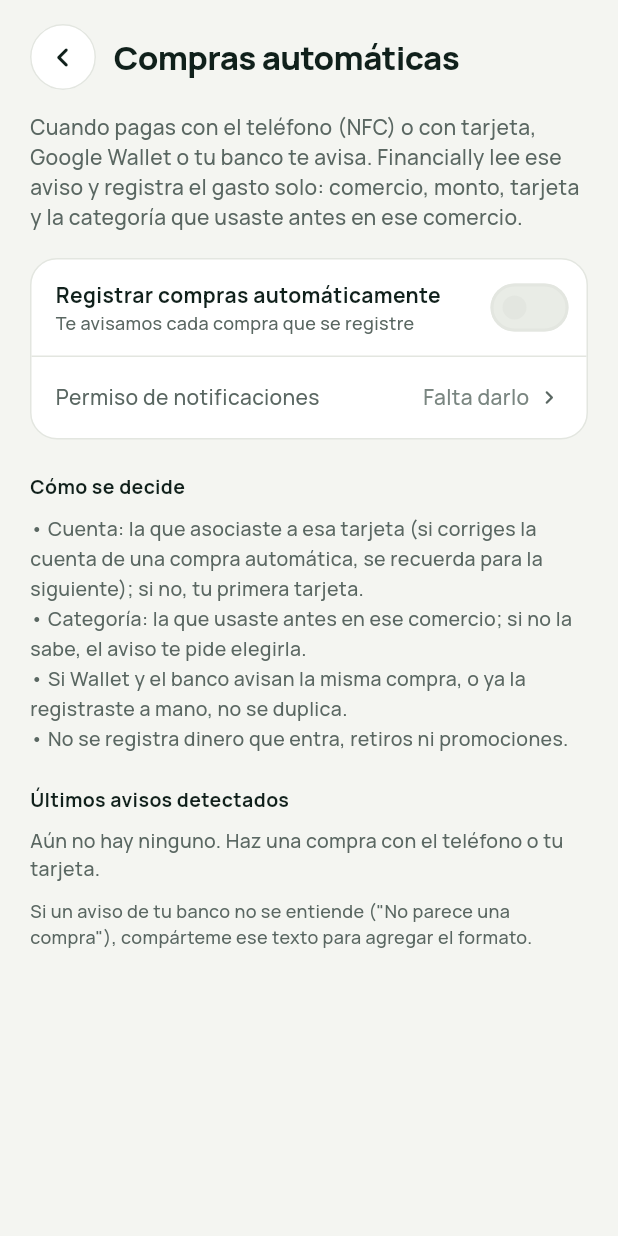
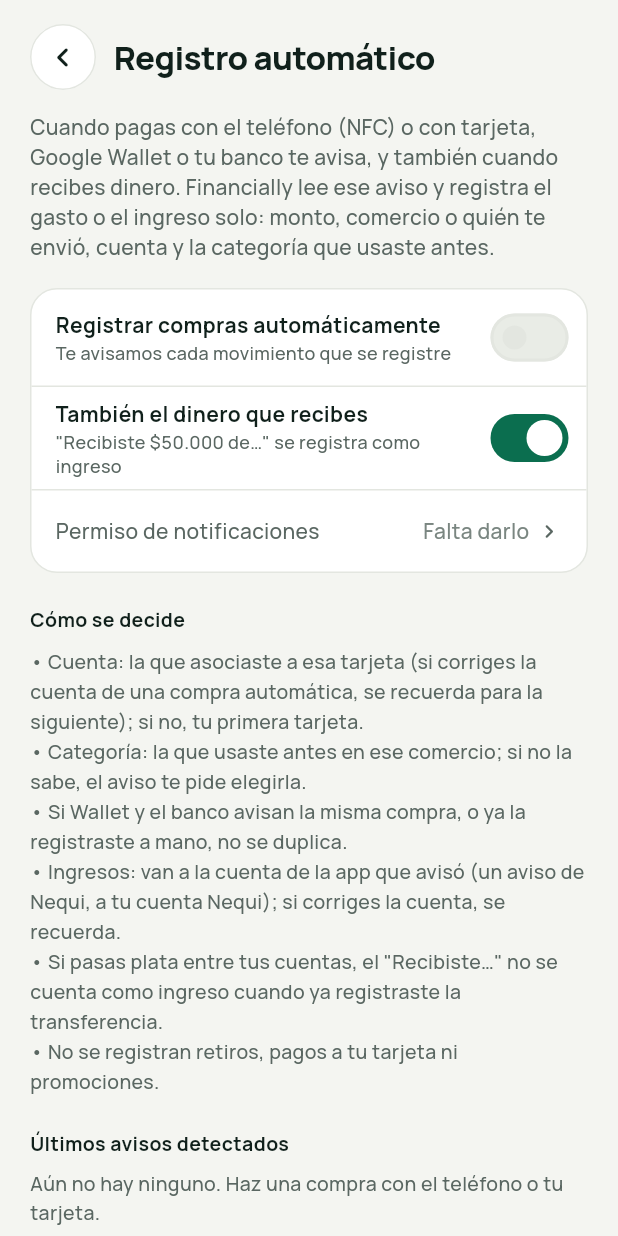
Before and after one commit to AndresFelipe23/finanzasapp, a Flutter app: the ComprasAutomaticasScreen screen opened directly, on a phone screen of 412 x 824 dp. Run offline on Flutter 3.47's test engine with Material 3 defaults, Android fonts, the phone set to English and light mode, and no system bars; our stand-ins replace device_info_plus, dio, fl_chart, flutter_dotenv, flutter_local_notifications, flutter_riverpod and 6 more; missing offline and left inert: home_widget, nfc_manager, quick_actions; accounts and stored records are empty; statements that could not run were skipped.

Commit message:
compras automaticas

```diff
--- a/lib/core/compras/compra_automatica.dart
+++ b/lib/core/compras/compra_automatica.dart
@@ -27,6 +27,7 @@ class CompraAutomatica {
 
   static const _storage = FlutterSecureStorage();
   static const _activoKey = 'comprasAutomaticas';
+  static const _ingresosKey = 'ingresosAutomaticos';
   static const _registroKey = 'comprasDetectadas';
   static const _ajustes = MethodChannel('financially/compras_ajustes');
   static final _money = NumberFormat.currency(symbol: '\$', decimalDigits: 0, locale: 'es_CO');
@@ -48,6 +49,24 @@ class CompraAutomatica {
       await _storage.write(key: _activoKey, value: '$v');
     } catch (_) {
       // Sin almacenamiento el registro automático queda apagado
+    }
+  }
+
+  /// También el dinero que entra ("Recibiste $50.000 de…"). Encendido por
+  /// defecto mientras el registro automático esté activo.
+  static Future<bool> ingresosActivos() async {
+    try {
+      return await _storage.read(key: _ingresosKey) != 'false';
+    } catch (_) {
+      return true;
+    }
+  }
+
+  static Future<void> setIngresosActivos(bool v) async {
+    try {
+      await _storage.write(key: _ingresosKey, value: '$v');
+    } catch (_) {
+      // Queda con el valor por defecto
     }
   }
 
@@ -108,13 +127,22 @@ class CompraAutomatica {
     final compra = leerCompra(paquete, titulo, texto);
     final fuente = compra?.fuente ?? paquete;
     if (compra == null) {
-      await _anotar(fuente, '$titulo · $texto', 'No parece una compra');
+      await _anotar(fuente, '$titulo · $texto', 'No parece una compra ni un ingreso');
+      return;
+    }
+    if (compra.ingreso && !await ingresosActivos()) {
+      await _anotar(fuente, '$titulo · $texto', 'Ingreso sin registrar (apagado)');
       return;
     }
 
+    final tipo = compra.ingreso ? 'INGRESO' : 'GASTO';
+    final tipoLabel = compra.ingreso ? 'Ingreso' : 'Gasto';
     final notif = NotificationService.instance;
     final montoTxt = _money.format(compra.monto);
-    final lugar = compra.comercio ?? compra.fuente ?? 'compra con tarjeta';
+    // "en Éxito" para una compra, "de Juan Perez" para un ingreso
+    final lugar = compra.comercio == null
+        ? (compra.fuente ?? (compra.ingreso ? 'dinero recibido' : 'compra con tarjeta'))
+        : '${compra.ingreso ? 'de' : 'en'} ${compra.comercio}';
     final api = ApiClient();
     if (await api.readRefreshToken() == null && !await api.hasToken()) {
       await _anotar(fuente, '$titulo · $texto', 'Sin sesión iniciada');
@@ -130,13 +158,14 @@ class CompraAutomatica {
         ),
       ).wait;
 
-      // ¿Ya está? (registrada a mano, o avisada por dos apps)
+      // ¿Ya está? Registrada a mano, avisada por dos apps, o una
+      // transferencia entre tus cuentas (Bancolombia → Nequi avisa
+      // "Recibiste…" y no es un ingreso nuevo)
       final yaEsta = trans.any((t) =>
-          t.tipoNombre == 'GASTO' &&
           (t.monto - compra.monto).abs() < 0.01 &&
           t.fechaTransaccion.difference(cuando).inMinutes.abs() <= 10);
       if (yaEsta) {
-        await _anotar(fuente, '$titulo · $texto', 'Ya estaba registrada');
+        await _anotar(fuente, '$titulo · $texto', 'Ya estaba registrado');
         return;
       }
 
@@ -147,8 +176,8 @@ class CompraAutomatica {
       }
       final cuenta = await _cuentaPara(compra, cuentas);
 
-      // Compra en otra moneda (p. ej. US$ en Netflix): se convierte a la de
-      // la cuenta y el valor original queda en las notas
+      // En otra moneda (p. ej. US$ en Netflix): se convierte a la de la
+      // cuenta y el valor original queda en las notas
       var monto = compra.monto;
       String? original;
       if (compra.moneda != null && compra.moneda != cuenta.moneda) {
@@ -159,14 +188,15 @@ class CompraAutomatica {
         }
       }
 
-      // Categoría por el comercio, como la sugerencia por nota del formulario
+      // Categoría por el comercio (o por quién envía el dinero), como la
+      // sugerencia por nota del formulario
       final validas = categoriasAll
-          .where((c) => c.activo && (c.tipo == 'GASTO' || c.tipo == 'AMBOS'))
+          .where((c) => c.activo && (c.tipo == tipo || c.tipo == 'AMBOS'))
           .map((c) => c.id)
           .toSet();
       final categoriaId = compra.comercio == null
           ? null
-          : sugerirCategoriaPorNota(compra.comercio!, 'GASTO', trans, validas);
+          : sugerirCategoriaPorNota(compra.comercio!, tipo, trans, validas);
       final categoria = categoriasAll.where((c) => c.id == categoriaId).firstOrNull;
 
       final notas = [
@@ -179,11 +209,11 @@ class CompraAutomatica {
       final creada = await TransactionsService(api).createTransaction(
         CreateTransaccionRequest(
           cuentaId: cuenta.id,
-          tipoTransaccionId: 2,
+          tipoTransaccionId: compra.ingreso ? 1 : 2,
           categoriaId: categoriaId,
           monto: monto,
           moneda: cuenta.moneda,
-          titulo: compra.comercio ?? 'Compra con tarjeta',
+          titulo: compra.comercio ?? (compra.ingreso ? 'Dinero recibido' : 'Compra con tarjeta'),
           notas: notas,
           fechaTransaccion: cuando,
         ),
@@ -191,22 +221,22 @@ class CompraAutomatica {
 
       await notif.showCompra(
         id: creada.id,
-        titulo: '✓ Gasto de ${_money.format(monto)} · $lugar',
+        titulo: '✓ $tipoLabel de ${_money.format(monto)} · $lugar',
         cuerpo: categoria != null
             ? '${categoria.nombre} · ${cuenta.nombre}. Toca para revisarlo'
             : 'Sin categoría · ${cuenta.nombre}. Toca para elegirla',
         payload: 'financially://${QuickRequest.movimiento}?id=${creada.id}',
       );
       await HomeWidgetSync.update([...trans, creada]);
-      await _anotar(fuente, '$titulo · $texto', 'Registrada: $montoTxt en $lugar');
+      await _anotar(fuente, '$titulo · $texto', '$tipoLabel registrado: $montoTxt $lugar');
     } catch (e) {
-      debugPrint('Compra automática no registrada: $e');
+      debugPrint('Registro automático falló: $e');
       await notif.showCompra(
         id: cuando.millisecondsSinceEpoch ~/ 1000,
-        titulo: 'Compra de $montoTxt en $lugar sin registrar',
-        cuerpo: 'No hubo conexión con Financially. Toca para registrarla',
+        titulo: '$tipoLabel de $montoTxt $lugar sin registrar',
+        cuerpo: 'No hubo conexión con Financially. Toca para registrarlo',
         payload: QuickRequest(
-          QuickRequest.gasto,
+          compra.ingreso ? QuickRequest.ingreso : QuickRequest.gasto,
           monto: compra.monto,
           nota: compra.comercio,
         ).encode(),
@@ -215,28 +245,52 @@ class CompraAutomatica {
     }
   }
 
-  /// La tarjeta que el usuario ya asoció a esos 4 dígitos; si no, la primera
-  /// tarjeta; si no, la última cuenta usada en gastos o la de más saldo.
+  /// Cuenta del movimiento, en este orden: la asociada a esa tarjeta (4
+  /// dígitos); la asociada a la app que avisó (Nequi → tu cuenta Nequi), o
+  /// una cuenta con ese nombre; en compras, la primera tarjeta; y si no, la
+  /// última usada para ese tipo o la de más saldo.
   static Future<Cuenta> _cuentaPara(CompraDetectada compra, List<Cuenta> cuentas) async {
+    Cuenta? porId(int? id) => cuentas.where((c) => c.id == id).firstOrNull;
+
     if (compra.ultimos4 != null) {
-      final id = await FormPrefs.getInt(FormPrefs.tarjeta(compra.ultimos4!));
-      final match = cuentas.where((c) => c.id == id).firstOrNull;
+      final match = porId(await FormPrefs.getInt(FormPrefs.tarjeta(compra.ultimos4!)));
       if (match != null) return match;
     }
-    final tarjeta = cuentas
-        .where((c) => c.tipo == 'TARJETA_CREDITO' || c.tipo == 'TARJETA_DEBITO')
-        .firstOrNull;
-    if (tarjeta != null) return tarjeta;
-    final ultima = await FormPrefs.getInt(FormPrefs.lastAccount('GASTO'));
+    final fuente = compra.fuente;
+    if (fuente != null) {
+      final match = porId(await FormPrefs.getInt(FormPrefs.fuente(fuente))) ??
+          cuentas
+              .where((c) => c.nombre.toLowerCase().contains(fuente.toLowerCase()))
+              .firstOrNull;
+      if (match != null) return match;
+    }
+    if (!compra.ingreso) {
+      final tarjeta = cuentas
+          .where((c) => c.tipo == 'TARJETA_CREDITO' || c.tipo == 'TARJETA_DEBITO')
+          .firstOrNull;
+      if (tarjeta != null) return tarjeta;
+    }
+    final ultima = porId(
+      await FormPrefs.getInt(FormPrefs.lastAccount(compra.ingreso ? 'INGRESO' : 'GASTO')),
+    );
+    if (ultima != null) return ultima;
     double saldo(Cuenta c) => c.saldoActual ?? c.saldoInicial;
-    return cuentas.where((c) => c.id == ultima).firstOrNull ??
-        (cuentas..sort((a, b) => saldo(b).compareTo(saldo(a)))).first;
+    return (cuentas..sort((a, b) => saldo(b).compareTo(saldo(a)))).first;
   }
 
-  /// Al editar un movimiento automático y cambiarle la cuenta, se recuerda
-  /// para esa tarjeta: las próximas compras con ella van a esa cuenta.
+  /// Al editar un movimiento automático y cambiarle la cuenta, se recuerda:
+  /// para esa tarjeta si traía sus 4 dígitos; si no, para la app que avisó
+  /// (Nequi, Daviplata…). Los próximos van a esa cuenta.
   static Future<void> aprenderTarjeta(String? notas, int cuentaId) async {
-    final m = RegExp(r'tarjeta \*(\d{4})').firstMatch(notas ?? '');
-    if (m != null) await FormPrefs.setInt(FormPrefs.tarjeta(m.group(1)!), cuentaId);
+    final partes = (notas ?? '').split(' · ');
+    if (partes.first != 'Registrado automáticamente') return;
+    final m = RegExp(r'^tarjeta \*(\d{4})$');
+    final tarjeta = partes.map(m.firstMatch).whereType<RegExpMatch>().firstOrNull;
+    if (tarjeta != null) {
+      await FormPrefs.setInt(FormPrefs.tarjeta(tarjeta.group(1)!), cuentaId);
+    } else if (partes.length > 1 && !RegExp(r'^[A-Z]{3} ').hasMatch(partes[1])) {
+      // partes[1] es la app ("Nequi"), salvo que sea un monto en otra moneda
+      await FormPrefs.setInt(FormPrefs.fuente(partes[1]), cuentaId);
+    }
   }
 }
--- a/lib/core/compras/compra_parser.dart
+++ b/lib/core/compras/compra_parser.dart
@@ -5,6 +5,7 @@
 class CompraDetectada {
   const CompraDetectada({
     required this.monto,
+    this.ingreso = false,
     this.moneda,
     this.comercio,
     this.ultimos4,
@@ -13,8 +14,12 @@ class CompraDetectada {
 
   final double monto;
 
+  /// true: dinero que entra ("Recibiste $50.000 de…"), no una compra.
+  final bool ingreso;
+
   /// Solo si el mensaje la dice (USD, MXN…); si no, la de la cuenta.
   final String? moneda;
+  /// Comercio de la compra, o quién envió el dinero en un ingreso.
   final String? comercio;
   final String? ultimos4;
 
@@ -23,7 +28,8 @@ class CompraDetectada {
 
   @override
   String toString() =>
-      'Compra($monto ${moneda ?? ''} en ${comercio ?? '?'} *${ultimos4 ?? '?'} · ${fuente ?? '?'})';
+      '${ingreso ? 'Ingreso' : 'Compra'}($monto ${moneda ?? ''} '
+      '${ingreso ? 'de' : 'en'} ${comercio ?? '?'} *${ultimos4 ?? '?'} · ${fuente ?? '?'})';
 }
 
 const _billeteras = {
@@ -44,10 +50,18 @@ const _fuentes = {
 };
 
 final _monto = RegExp(r'(US\$|\$|COP|USD|MXN)\s?(\d[\d.,]*)', caseSensitive: false);
-final _entrada = RegExp(
-  r'recib|abono|consign|te (envi|transfir)|ingres|reembols|devoluci|retiro',
+// Ni compra ni ingreso: retiros en cajero y pagos a tu propia tarjeta
+final _ignorar = RegExp(
+  r'retiro|recibimos (tu|el) pago|pago (a|de) tu tarjeta|abono a (tu )?tarjeta|pago recibido',
   caseSensitive: false,
 );
+// Dinero que entra
+final _entrada = RegExp(
+  r'recib|te (envi|transfir|consign)|abono|consign|dep[oó]sit|reembols|devoluci|te lleg',
+  caseSensitive: false,
+);
+// Quién lo envió: "de Juan Perez", "desde BANCOLOMBIA"
+final _origen = RegExp(r'\b(?:de|desde)\s+([A-ZÁÉÍÓÚÑ][^\n]*)');
 final _tarjeta = RegExp(
   r'(?:\*+|•+|x{2,}|terminada en|termina en|final(?:izada)? en)\s*(\d{4})',
   caseSensitive: false,
@@ -56,7 +70,7 @@ final _tarjeta = RegExp(
 // ("a NETFLIX"); se corta antes de la fecha, la hora o la tarjeta
 final _comercio = RegExp(r'\b(?:en|a)\s+([A-Z0-9][^\n]*)');
 final _corte = RegExp(
-  r'\s+(con|el|desde|por|hoy|de tu|fecha|a las|tarjeta|t\.?\s?cred|t\.?\s?deb)\b|\s+\d{1,2}[/-]\d{1,2}|\s+\d{1,2}:\d{2}|[*•.,;\n]',
+  r'\s+(con|el|desde|por|hoy|de tu|fecha|a las|a tu|a su|en tu|en su|para|tarjeta|t\.?\s?cred|t\.?\s?deb)\b|\s+\d{1,2}[/-]\d{1,2}|\s+\d{1,2}:\d{2}|[*•.,;\n]',
   caseSensitive: false,
 );
 
@@ -83,8 +97,8 @@ double? normalizarMonto(String s) {
 
 CompraDetectada? leerCompra(String paquete, String titulo, String texto) {
   final todo = '$titulo\n$texto';
-  // Dinero que entra (o un retiro) no es una compra
-  if (_entrada.hasMatch(todo)) return null;
+  if (_ignorar.hasMatch(todo)) return null;
+  final ingreso = _entrada.hasMatch(todo);
 
   final m = _monto.firstMatch(todo);
   if (m == null) return null;
@@ -98,7 +112,19 @@ CompraDetectada? leerCompra(String paquete, String titulo, String texto) {
   };
 
   String? comercio;
-  if (_billeteras.containsKey(paquete) && !_monto.hasMatch(titulo) && titulo.trim().isNotEmpty) {
+  if (ingreso) {
+    // Quién envió el dinero
+    final o = _origen.firstMatch(todo.substring(m.end)) ?? _origen.firstMatch(todo);
+    if (o != null) {
+      var nombre = o.group(1)!;
+      final corte = _corte.firstMatch(nombre);
+      if (corte != null) nombre = nombre.substring(0, corte.start);
+      nombre = nombre.trim();
+      if (nombre.length >= 2) comercio = nombre;
+    }
+  } else if (_billeteras.containsKey(paquete) &&
+      !_monto.hasMatch(titulo) &&
+      titulo.trim().isNotEmpty) {
     // Las billeteras ponen el comercio como título
     comercio = titulo.trim();
   } else {
@@ -117,6 +143,7 @@ CompraDetectada? leerCompra(String paquete, String titulo, String texto) {
 
   return CompraDetectada(
     monto: monto,
+    ingreso: ingreso,
     moneda: moneda,
     comercio: comercio,
     ultimos4: _tarjeta.firstMatch(todo)?.group(1),
--- a/lib/core/prefs/form_prefs.dart
+++ b/lib/core/prefs/form_prefs.dart
@@ -36,4 +36,8 @@ class FormPrefs {
   /// Cuenta asociada a una tarjeta por sus 4 últimos dígitos (compras
   /// registradas automáticamente).
   static String tarjeta(String ultimos4) => 'tarjeta_$ultimos4';
+
+  /// Cuenta asociada a la app que avisó un movimiento automático ("Nequi").
+  static String fuente(String nombre) =>
+      'fuente_${nombre.toLowerCase().replaceAll(RegExp(r'[^a-z0-9]'), '_')}';
 }
--- a/lib/features/profile/compras_automaticas_screen.dart
+++ b/lib/features/profile/compras_automaticas_screen.dart
@@ -17,6 +17,7 @@ class _ComprasAutomaticasScreenState extends State<ComprasAutomaticasScreen>
     with WidgetsBindingObserver {
   bool _activo = false;
   bool _acceso = false;
+  bool _ingresos = true;
   List<Map<String, dynamic>> _registro = const [];
 
   @override
@@ -39,15 +40,17 @@ class _ComprasAutomaticasScreenState extends State<ComprasAutomaticasScreen>
   }
 
   Future<void> _cargar() async {
-    final (activo, acceso, registro) = await (
+    final (activo, acceso, ingresos, registro) = await (
       CompraAutomatica.activo(),
       CompraAutomatica.tieneAcceso(),
+      CompraAutomatica.ingresosActivos(),
       CompraAutomatica.registro(),
     ).wait;
     if (!mounted) return;
     setState(() {
       _activo = activo;
       _acceso = acceso;
+      _ingresos = ingresos;
       _registro = registro;
     });
   }
@@ -107,15 +110,15 @@ class _ComprasAutomaticasScreenState extends State<ComprasAutomaticasScreen>
                 children: [
                   const BrandBackButton(),
                   const SizedBox(width: 12),
-                  Expanded(child: Text('Compras automáticas', style: Brand.title(size: 22))),
+                  Expanded(child: Text('Registro automático', style: Brand.title(size: 22))),
                 ],
               ),
               const SizedBox(height: 14),
               Text(
                 'Cuando pagas con el teléfono (NFC) o con tarjeta, Google Wallet '
-                'o tu banco te avisa. Financially lee ese aviso y registra el '
-                'gasto solo: comercio, monto, tarjeta y la categoría que usaste '
-                'antes en ese comercio.',
+                'o tu banco te avisa, y también cuando recibes dinero. Financially '
+                'lee ese aviso y registra el gasto o el ingreso solo: monto, '
+                'comercio o quién te envió, cuenta y la categoría que usaste antes.',
                 style: Brand.text(size: 14, color: Brand.muted, height: 1.45),
               ),
               const SizedBox(height: 18),
@@ -123,9 +126,18 @@ class _ComprasAutomaticasScreenState extends State<ComprasAutomaticasScreen>
                 children: [
                   BrandSwitchRow(
                     title: 'Registrar compras automáticamente',
-                    subtitle: 'Te avisamos cada compra que se registre',
+                    subtitle: 'Te avisamos cada movimiento que se registre',
                     value: _activo,
                     onChanged: _cambiar,
+                  ),
+                  BrandSwitchRow(
+                    title: 'También el dinero que recibes',
+                    subtitle: '"Recibiste \$50.000 de…" se registra como ingreso',
+                    value: _ingresos,
+                    onChanged: (v) async {
+                      await CompraAutomatica.setIngresosActivos(v);
+                      setState(() => _ingresos = v);
+                    },
                   ),
                   BrandGroupRow(
                     label: 'Permiso de notificaciones',
@@ -153,7 +165,11 @@ class _ComprasAutomaticasScreenState extends State<ComprasAutomaticasScreen>
                 'el aviso te pide elegirla.\n'
                 '• Si Wallet y el banco avisan la misma compra, o ya la registraste '
                 'a mano, no se duplica.\n'
-                '• No se registra dinero que entra, retiros ni promociones.',
+                '• Ingresos: van a la cuenta de la app que avisó (un aviso de Nequi, '
+                'a tu cuenta Nequi); si corriges la cuenta, se recuerda.\n'
+                '• Si pasas plata entre tus cuentas, el "Recibiste…" no se cuenta '
+                'como ingreso cuando ya registraste la transferencia.\n'
+                '• No se registran retiros, pagos a tu tarjeta ni promociones.',
                 style: Brand.text(size: 13, color: Brand.muted, height: 1.5),
               ),
               const SizedBox(height: 22),
--- a/lib/features/profile/profile_screen.dart
+++ b/lib/features/profile/profile_screen.dart
@@ -258,7 +258,7 @@ class _ProfileScreenState extends ConsumerState<ProfileScreen> {
                   if (CompraAutomatica.soportado)
                     _Row(
                       icon: Icons.contactless_outlined,
-                      label: 'Compras automáticas',
+                      label: 'Registro automático',
                       onTap: () => _push(const ComprasAutomaticasScreen()),
                     ),
                   if (QuickTiles.esAndroid)
```
Also changed, not shown: 1 other file.
